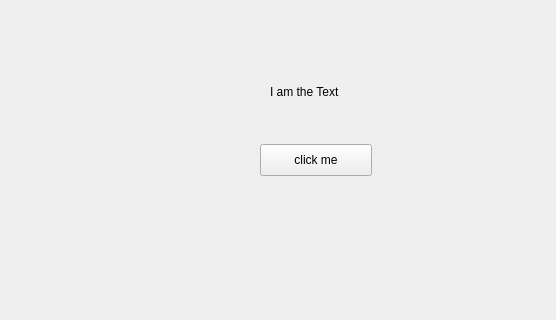
This is feature_demo/Qt_demo/mainwindow.ui in tongjames0923/nbufe_final_online_exam as Qt 5 draws it before an edit; both pictures show x 0 to 556 and y 115 to 435 of the 800 by 600 pixel window. The edited form follows.
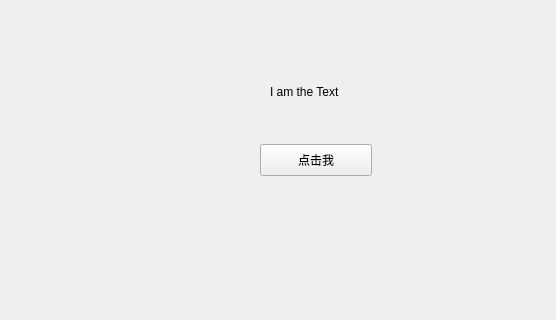
This is the edited form.

The edit to the form file:
```diff
--- a/feature_demo/Qt_demo/mainwindow.ui
+++ b/feature_demo/Qt_demo/mainwindow.ui
@@ -24,7 +24,7 @@
      </rect>
     </property>
     <property name="text">
-     <string>click me</string>
+     <string>点击我</string>
     </property>
    </widget>
    <widget class="QLabel" name="label">
```
Left out of the diff: 2 changed lines with no effect on the pictures.
